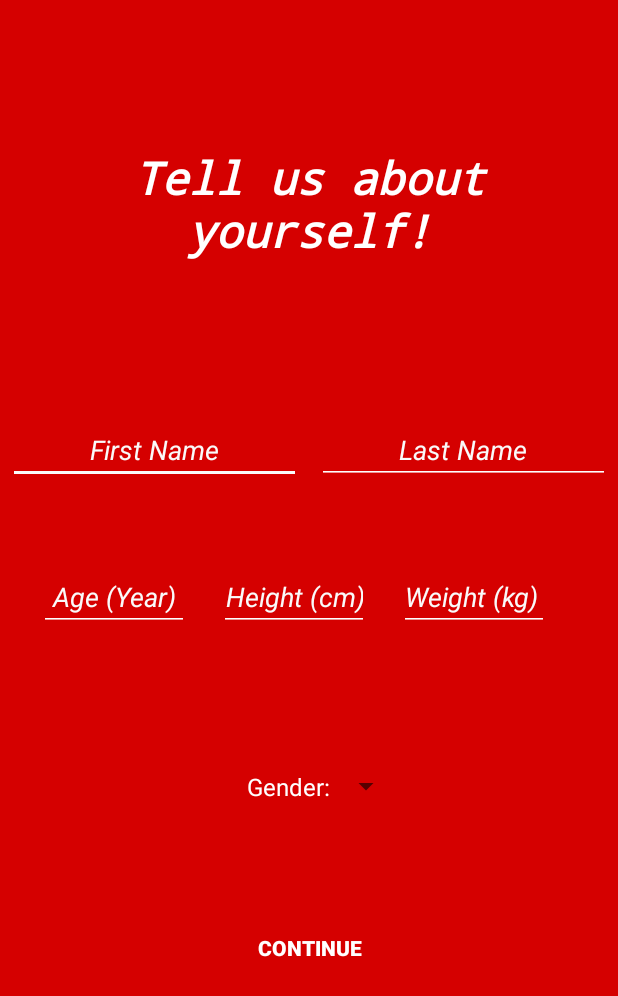
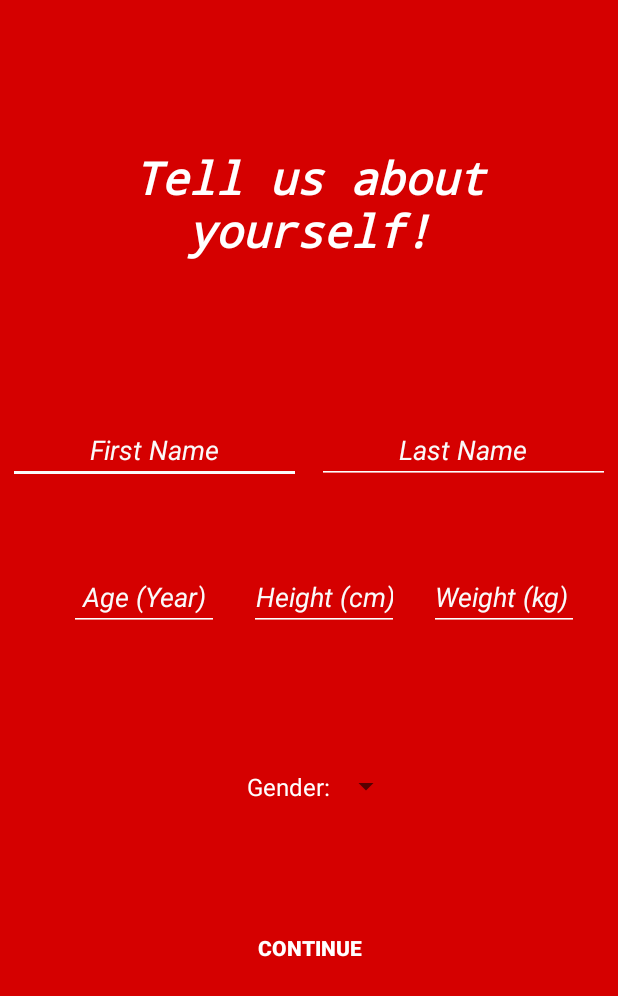
Before and after one commit to theodorethayib/NutriPocket, an Android app: the screen it shows after launch (CreateProfileActivity), on a phone screen of 412 x 824 dp. Shown: the top 996 px of the screen. Run offline under Robolectric (Android 15) with nearby library versions, the phone set to English and light mode, and no system bars.

Commit message:
visual CP1

```diff
--- a/app/src/main/res/layout/activity_create_profile.xml
+++ b/app/src/main/res/layout/activity_create_profile.xml
@@ -64,10 +64,10 @@
     <LinearLayout
         android:layout_width="match_parent"
         android:layout_height="wrap_content"
-        android:gravity="center"
+        android:layout_weight="0.05"
+        android:gravity="right|center"
         android:orientation="horizontal"
-        android:weightSum="1"
-        android:layout_weight="0.05">
+        android:weightSum="1">
 
 
         <EditText
```
